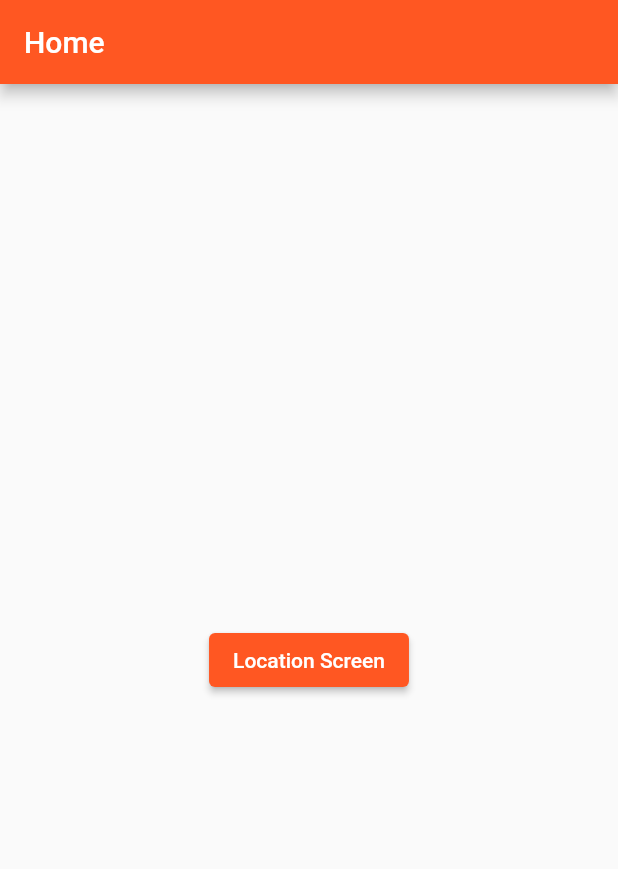
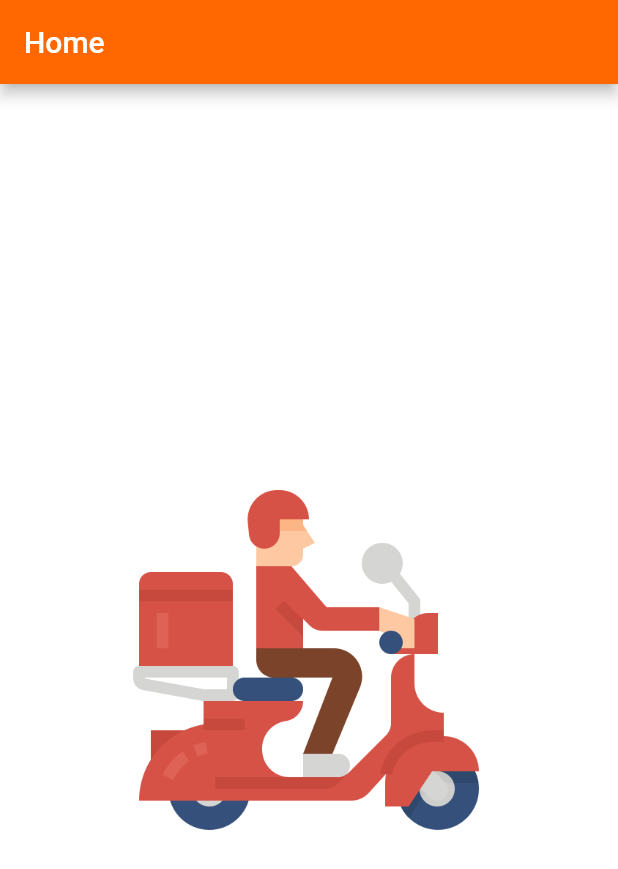
Before and after one commit to UdeepaSandakal/kee_meal, a Flutter app: the screen it shows after launch, on a phone screen of 412 x 824 dp. Shown: the top 869 px of the screen. Run offline on Flutter 3.47's test engine with Material 2 defaults, Android fonts, the phone set to English and light mode, and no system bars; Roboto replaces fonts that are missing (Futura).

Commit message:
custom theme and assets

```diff
--- /dev/null
+++ b/lib/config/theme.dart
@@ -0,0 +1,45 @@
+import 'package:flutter/material.dart';
+
+ThemeData theme() {
+  return ThemeData(
+    primaryColor: const Color(0xFFFF6700),
+    primaryColorDark: const Color(0xFFA74400),
+    primaryColorLight: const Color(0xFFFFAA70),
+
+    // Backgrounds
+    scaffoldBackgroundColor: Colors.white,
+    colorScheme: const ColorScheme.light().copyWith(
+      background: const Color(0xFFF5F5F5),
+    ),
+
+    // fonts
+    fontFamily: 'Futura',
+    textTheme: const TextTheme(
+      displayLarge: TextStyle(
+        color: Color(0xFF1B070B),
+        fontWeight: FontWeight.bold,
+        fontSize: 36,
+      ),
+      displayMedium: TextStyle(
+        color: Color(0xFF1B070B),
+        fontWeight: FontWeight.bold,
+        fontSize: 24,
+      ),
+      displaySmall: TextStyle(
+        color: Color(0xFF1B070B),
+        fontWeight: FontWeight.bold,
+        fontSize: 18,
+      ),
+      bodyLarge: TextStyle(
+        color: Color(0xFF1B070B),
+        fontWeight: FontWeight.normal,
+        fontSize: 12,
+      ),
+      bodyMedium: TextStyle(
+        color: Color(0xFF1B070B),
+        fontWeight: FontWeight.normal,
+        fontSize: 10,
+      ),
+    ),
+  );
+}
--- a/lib/main.dart
+++ b/lib/main.dart
@@ -1,5 +1,6 @@
 import 'package:flutter/material.dart';
 import 'package:kee_meal/config/app_router.dart';
+import 'package:kee_meal/config/theme.dart';
 import 'package:kee_meal/screens/screens.dart';
 
 void main() {
@@ -7,13 +8,13 @@ void main() {
 }
 
 class MainApp extends StatelessWidget {
-  const MainApp({super.key});
+  const MainApp({Key? key}) : super(key: key);
 
   @override
   Widget build(BuildContext context) {
     return MaterialApp(
       title: 'keeMeal',
-      theme: ThemeData(primarySwatch: Colors.deepOrange),
+      theme: theme(), // custom theme here
       onGenerateRoute: AppRouter.onGenerateRoute,
       initialRoute: HomeScreen.routeName,
     );
--- a/lib/screens/home/home_screen.dart
+++ b/lib/screens/home/home_screen.dart
@@ -17,13 +17,12 @@ class HomeScreen extends StatelessWidget {
     return Scaffold(
       appBar: AppBar(
         title: const Text('Home'),
+        backgroundColor: Theme.of(context).primaryColor,
       ),
       body: Center(
-        child: ElevatedButton(
-          onPressed: () {
-            Navigator.pushNamed(context, '/location');
-          },
-          child: const Text('Location Screen'),
+        child: Image.asset(
+          'assets/delivery.png',
+          height: 250,
         ),
       ),
     );
--- a/lib/screens/location/location_screen.dart
+++ b/lib/screens/location/location_screen.dart
@@ -17,6 +17,7 @@ class LocationScreen extends StatelessWidget {
     return Scaffold(
       appBar: AppBar(
         title: const Text('Location'),
+        backgroundColor: Theme.of(context).primaryColor,
       ),
       body: Center(
         child: ElevatedButton(
--- a/pubspec.yaml
+++ b/pubspec.yaml
@@ -9,6 +9,7 @@ environment:
 dependencies:
   flutter:
     sdk: flutter
+  flutter_svg: ^2.0.7
 
 dev_dependencies:
   flutter_test:
@@ -17,3 +18,6 @@ dev_dependencies:
 
 flutter:
   uses-material-design: true
+
+  assets:
+    - assets/
```
Also changed, not shown: assets/avacado.png (added), assets/delivery.png (added), assets/hamburger.png (added), assets/juices.png (added), assets/pancake.png (added), assets/pizza.png (added), pubspec.lock.
